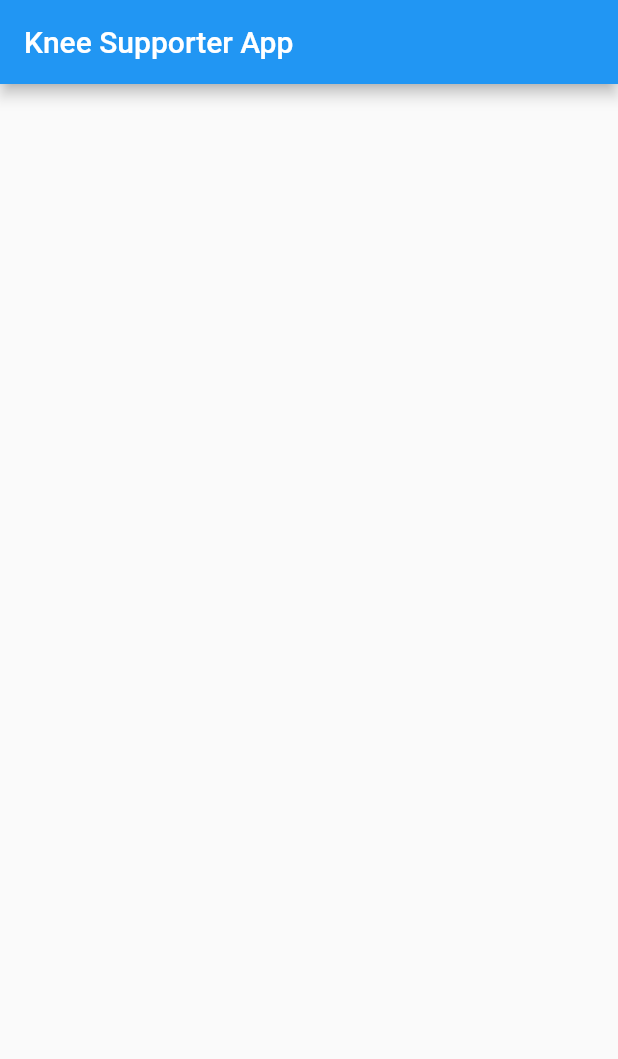
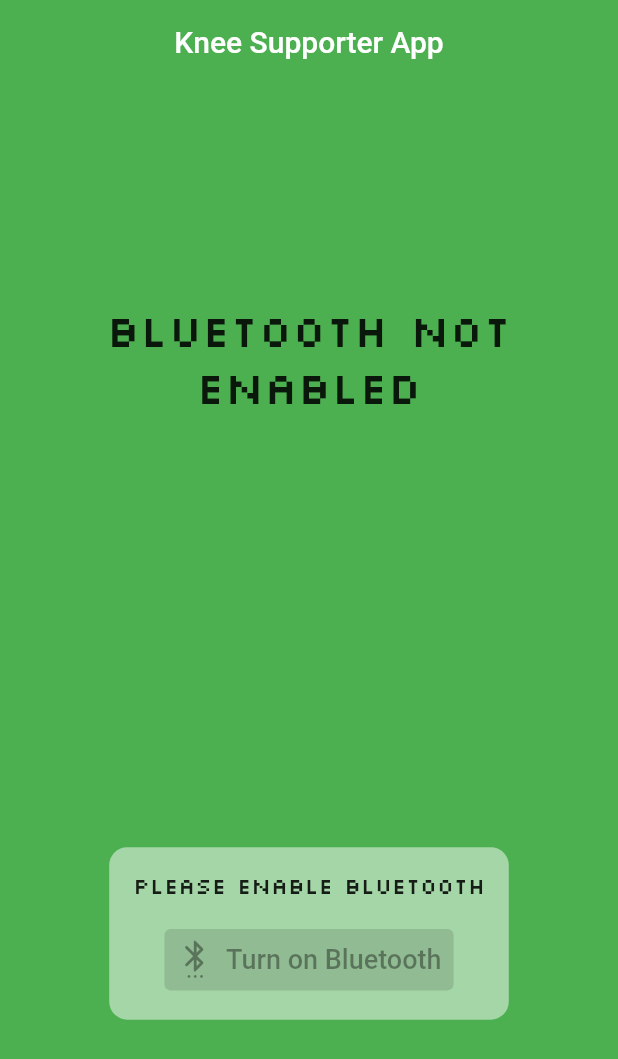
Before and after one commit to blackmoney069/knee_supporter, a Flutter app: the screen it shows after launch, on a phone screen of 412 x 824 dp. Shown: the top 1059 px of the screen. Run offline on Flutter 3.47's test engine with Material 2 defaults, Android fonts, the phone set to English and light mode, and no system bars; our stand-ins replace flutter_blue, splashscreen; missing offline and left inert: app_settings.

Commit message:
added bluetooth not enabled screen

```diff
--- /dev/null
+++ b/lib/BluetoothFunc/notEnabled.dart
@@ -0,0 +1,59 @@
+import 'package:flutter/material.dart';
+import 'package:app_settings/app_settings.dart';
+
+class NotEnabled extends StatelessWidget {
+  const NotEnabled({Key? key}) : super(key: key);
+
+  @override
+  Widget build(BuildContext context) {
+    return Container(
+        color: Colors.green,
+        child: Column(
+          mainAxisAlignment: MainAxisAlignment.spaceAround,
+          children: [
+            Text('Bluetooth not enabled',
+              textAlign: TextAlign.center,
+              style: TextStyle(
+                fontSize: 30,
+                fontFamily: "Silkscreen"
+            ),),
+
+            DecoratedBox(
+              decoration: BoxDecoration(
+                color: Colors.green[200],
+                borderRadius: BorderRadius.circular(12),
+              ),
+              child: Padding(
+                padding: const EdgeInsets.all(8.0),
+                child: Column(
+                  children: [
+                    Padding(
+                      padding: const EdgeInsets.all(8.0),
+                      child: Text('Please enable Bluetooth',
+                      textAlign: TextAlign.center,
+                      style: TextStyle(
+                          fontSize: 15,
+                          fontFamily: "Silkscreen"
+                      ),),
+                    ),
+                    Padding(
+                      padding: const EdgeInsets.all(8.0),
+                      child: ElevatedButton.icon(
+                        onPressed: AppSettings.openBluetoothSettings,
+                        icon:Icon(Icons.settings_bluetooth_rounded, size: 25,),
+                        label: Text('Turn on Bluetooth', style: TextStyle(fontSize: 18),),
+                        style: ElevatedButton.styleFrom(
+                          padding: EdgeInsets.all(8),
+                          primary: Colors.blue[300]
+                        )
+                      ),
+                    ),
+                  ],
+                ),
+              ),
+            )
+          ],
+        ),
+    );
+  }
+}
--- a/lib/HomePage/homepage.dart
+++ b/lib/HomePage/homepage.dart
@@ -1,3 +1,5 @@
+import 'package:KneeSupporter/Bluetooth/bluetoothScreen.dart';
+import 'package:KneeSupporter/BluetoothFunc/notEnabled.dart';
 import 'package:flutter/material.dart';
 
 class HomePage extends StatelessWidget {
@@ -7,8 +9,10 @@ class HomePage extends StatelessWidget {
   Widget build(BuildContext context) {
     return Scaffold(
       appBar: AppBar(
-        title: Text("Knee Supporter App"),
+        title: Center(child: Text("Knee Supporter App")),
+        elevation: 0,
       ),
+      body: NotEnabled(),
     );
   }
 }
--- a/lib/main.dart
+++ b/lib/main.dart
@@ -24,7 +24,7 @@ class MyApp extends StatelessWidget {
         // or simply save your changes to "hot reload" in a Flutter IDE).
         // Notice that the counter didn't reset back to zero; the application
         // is not restarted.
-        primarySwatch: Colors.blue,
+        primarySwatch: Colors.green,
       ),
       routes: {
         "/":(context) => loginPage(),
--- a/pubspec.yaml
+++ b/pubspec.yaml
@@ -35,6 +35,8 @@ dependencies:
   # The following adds the Cupertino Icons font to your application.
   # Use with the CupertinoIcons class for iOS style icons.
   cupertino_icons: ^1.0.2
+  flutter_blue: ^0.8.0
+  app_settings: 4.1.8
 
 dev_dependencies:
   flutter_test:
```
Also changed, not shown: lib/Bluetooth/bluetoothScreen.dart (added, +85 -0 lines), pubspec.lock, 4 other files.
